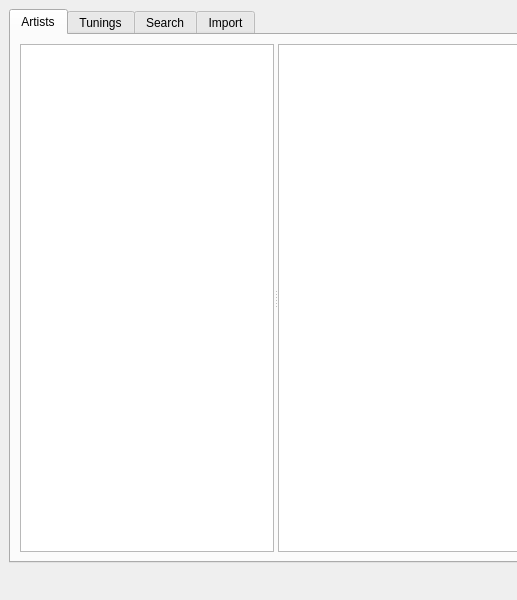
First picture: the form in design.ui, repository jpfudger/chordproc, before the edit; both pictures show x 0 to 517 and y 0 to 600 of the 998 by 600 pixel window.
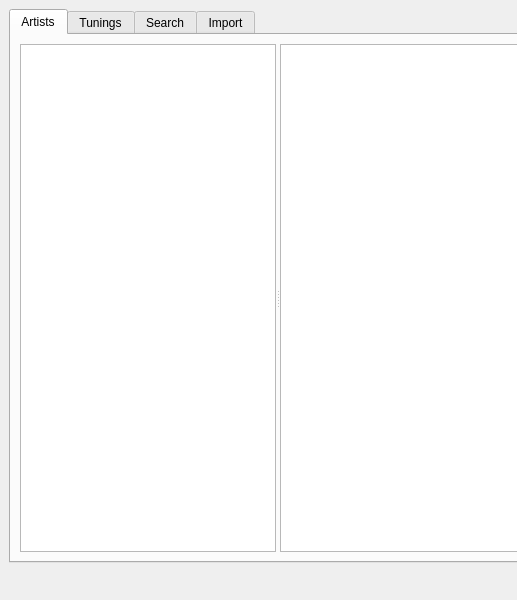
Second picture: the form after the edit.

Commit message: Make slider widths consistent

The edit to the form file:
```diff
--- a/design.ui
+++ b/design.ui
@@ -17,6 +17,12 @@
    <layout class="QVBoxLayout" name="verticalLayout">
     <item>
      <widget class="QTabWidget" name="tabWidget">
+      <property name="sizePolicy">
+       <sizepolicy hsizetype="Expanding" vsizetype="Expanding">
+        <horstretch>0</horstretch>
+        <verstretch>0</verstretch>
+       </sizepolicy>
+      </property>
       <property name="tabShape">
        <enum>QTabWidget::Rounded</enum>
       </property>
@@ -34,11 +40,11 @@
            <enum>Qt::Horizontal</enum>
           </property>
           <widget class="QTreeView" name="treeArtists">
-           <property name="maximumSize">
-            <size>
-             <width>300</width>
-             <height>16777215</height>
-            </size>
+           <property name="sizePolicy">
+            <sizepolicy hsizetype="Expanding" vsizetype="Expanding">
+             <horstretch>0</horstretch>
+             <verstretch>0</verstretch>
+            </sizepolicy>
            </property>
            <property name="editTriggers">
             <set>QAbstractItemView::NoEditTriggers</set>
@@ -48,11 +54,11 @@
            </attribute>
           </widget>
           <widget class="QTextBrowser" name="viewerArtists">
-           <property name="minimumSize">
-            <size>
-             <width>700</width>
-             <height>0</height>
-            </size>
+           <property name="sizePolicy">
+            <sizepolicy hsizetype="Expanding" vsizetype="Expanding">
+             <horstretch>1</horstretch>
+             <verstretch>0</verstretch>
+            </sizepolicy>
            </property>
            <property name="font">
             <font>
```
Left out of the diff: 60 changed lines with no effect on the pictures. The commit also changes 1 other file.
